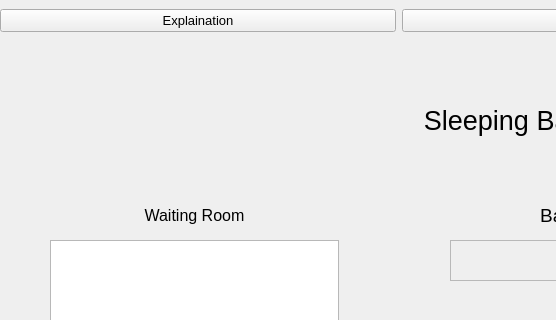
Old version of the form visualize.ui in the repository trid2912/OS20212; both pictures show x 0 to 556 and y 0 to 320 of the 1230 by 900 pixel window.
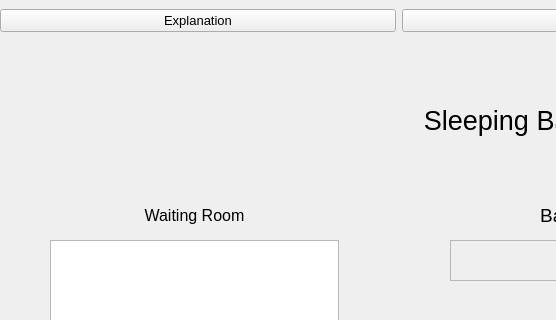
New version of the form.

```diff
--- a/visualize.ui
+++ b/visualize.ui
@@ -492,7 +492,7 @@
         </font>
        </property>
        <property name="text">
-        <string>Explaination</string>
+        <string>Explanation</string>
        </property>
       </widget>
      </item>
```
